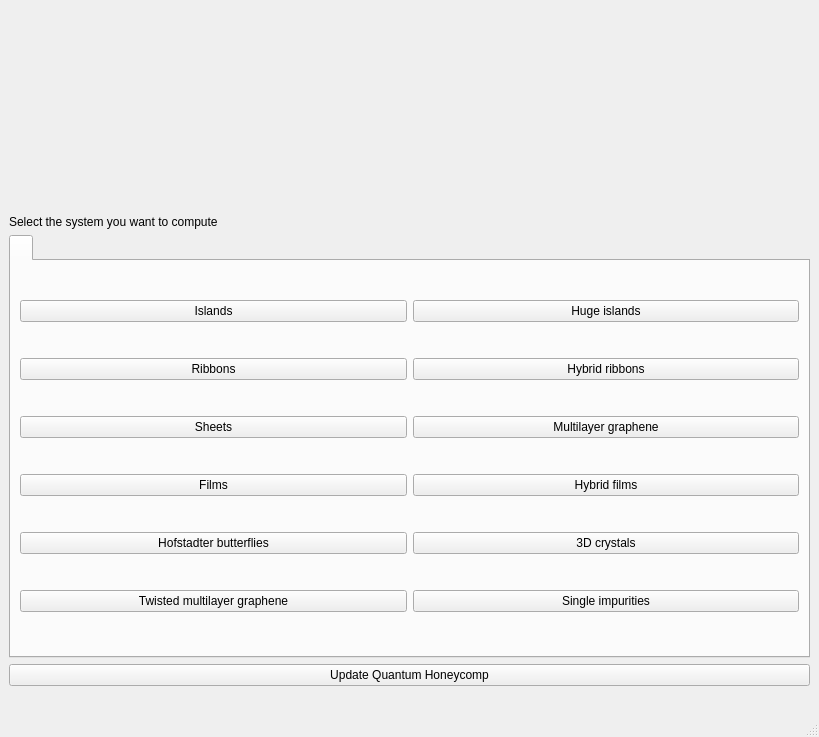
Before: the Qt Designer form interface-pyqt/system_selection/interface.ui in joselado/quantum-honeycomp, drawn with Qt 5.
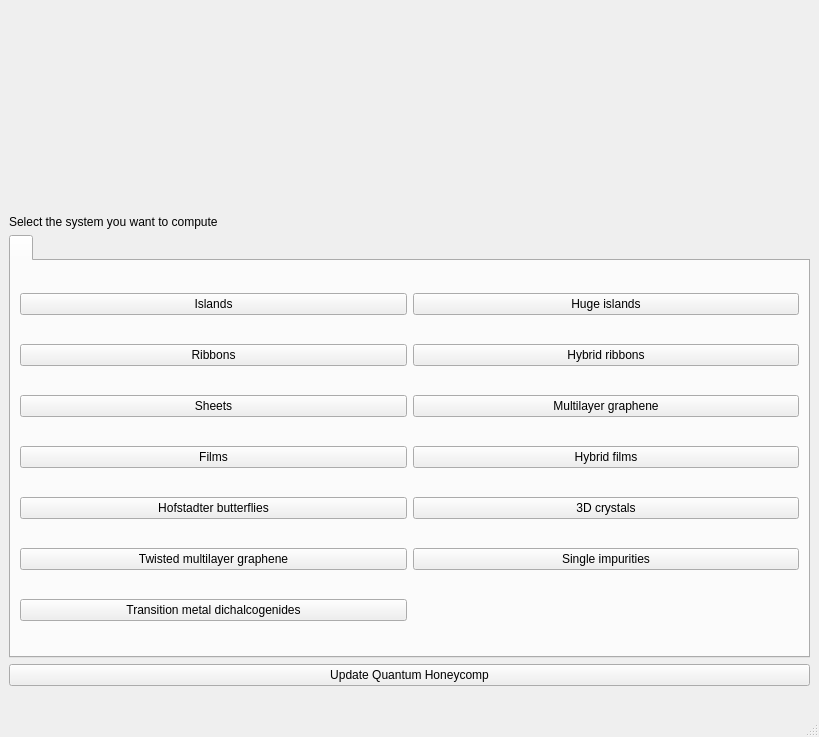
After: the same form once the commit is applied.

Patch:
```diff
--- a/interface-pyqt/system_selection/interface.ui
+++ b/interface-pyqt/system_selection/interface.ui
@@ -155,6 +155,13 @@
             </property>
            </widget>
           </item>
+          <item row="13" column="0">
+           <widget class="QPushButton" name="tmdc">
+            <property name="text">
+             <string>Transition metal dichalcogenides</string>
+            </property>
+           </widget>
+          </item>
          </layout>
         </item>
        </layout>
```
